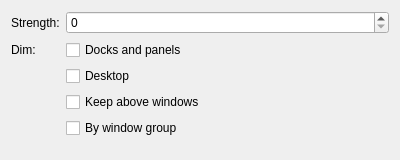
This is effects/diminactive/diminactive_config.ui in lfdevs/kwin as Qt 5 draws it before an edit. The edited form follows.
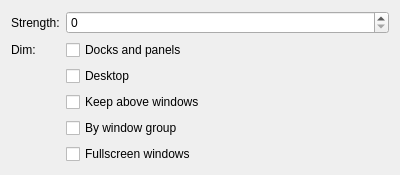
This is the edited form.

```diff
--- a/effects/diminactive/diminactive_config.ui
+++ b/effects/diminactive/diminactive_config.ui
@@ -69,6 +69,13 @@
      </property>
     </widget>
    </item>
+   <item row="5" column="1">
+    <widget class="QCheckBox" name="kcfg_DimFullScreen">
+     <property name="text">
+      <string>Fullscreen windows</string>
+     </property>
+    </widget>
+   </item>
   </layout>
  </widget>
  <resources/>
```
